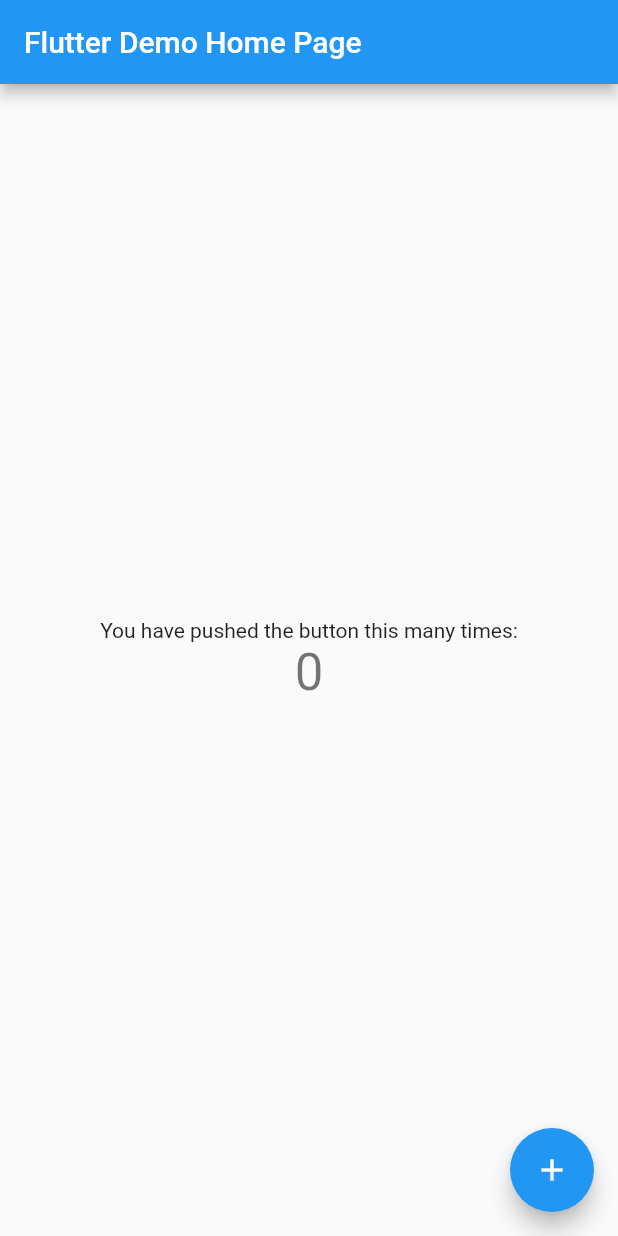
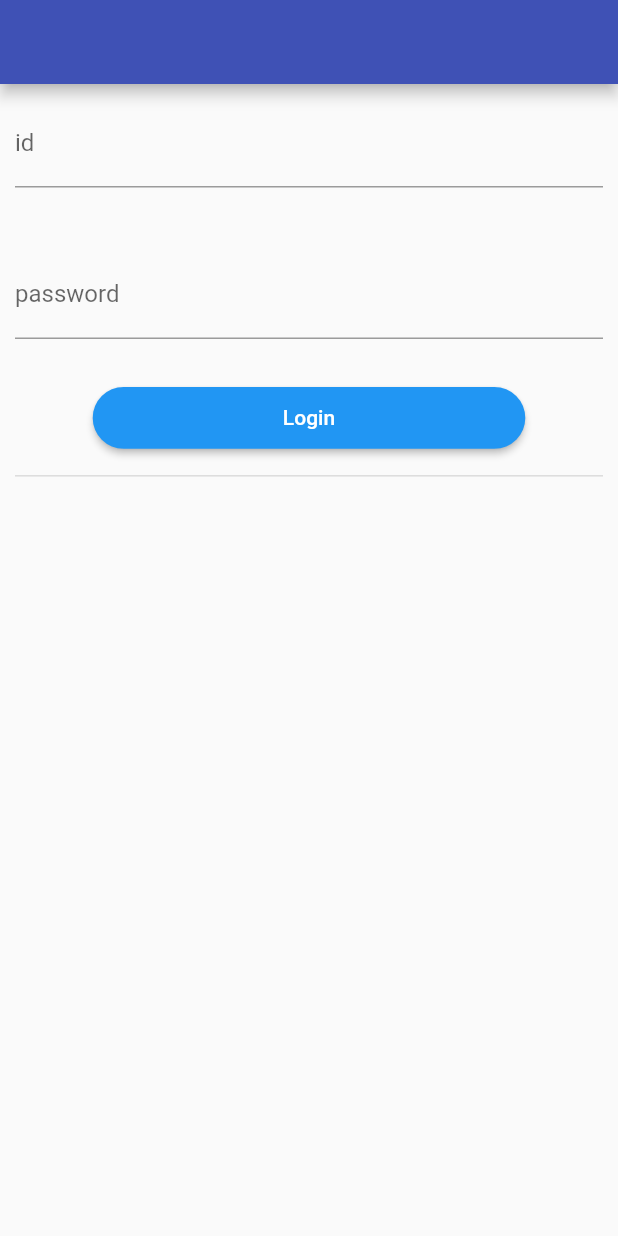
Before and after one commit to seon-gyung/flutter-njapp, a Flutter app: the screen it shows after launch, on a phone screen of 412 x 824 dp. Run offline on Flutter 3.47's test engine with Material 2 defaults, Android fonts, the phone set to English and light mode, and no system bars; our stand-ins replace cloud_firestore, firebase_auth, firebase_core, shared_preferences; accounts and stored records are empty.

Commit message:
파베에서 데이터 꺼내와서 뿌리기 직전

```diff
--- a/lib/main.dart
+++ b/lib/main.dart
@@ -1,115 +1,43 @@
+// main.dart
+
+import 'package:firebase_core/firebase_core.dart';
+import 'firebase_options.dart';
 import 'package:flutter/material.dart';
+import 'package:njapp/models/model_auth.dart';
+import 'package:njapp/screens/screen_index.dart';
+import 'package:njapp/screens/screen_login.dart';
+import 'package:njapp/screens/screen_splash.dart';
+import 'package:provider/provider.dart';
 
-void main() {
+import 'models/model_data_provider.dart';
+
+void main() async {
+  WidgetsFlutterBinding.ensureInitialized();
+  await Firebase.initializeApp(
+      options: DefaultFirebaseOptions.currentPlatform
+  );
   runApp(const MyApp());
 }
 
 class MyApp extends StatelessWidget {
   const MyApp({Key? key}) : super(key: key);
 
-  // This widget is the root of your application.
   @override
   Widget build(BuildContext context) {
-    return MaterialApp(
-      title: 'Flutter Demo',
-      theme: ThemeData(
-        // This is the theme of your application.
-        //
-        // Try running your application with "flutter run". You'll see the
-        // application has a blue toolbar. Then, without quitting the app, try
-        // changing the primarySwatch below to Colors.green and then invoke
-        // "hot reload" (press "r" in the console where you ran "flutter run",
-        // or simply save your changes to "hot reload" in a Flutter IDE).
-        // Notice that the counter didn't reset back to zero; the application
-        // is not restarted.
-        primarySwatch: Colors.blue,
+    return MultiProvider(
+      providers: [
+        ChangeNotifierProvider(create: (_) => FirebaseAuthProvider()),
+        ChangeNotifierProvider(create: (_) => DataProvider()),
+      ],
+      child: MaterialApp(
+        title: 'NJ',
+        routes: {
+          '/index': (context) => IndexScreen(),
+          '/login': (context) => LoginScreen(),
+          '/splash': (context) => SplashScreen(),
+        },
+        initialRoute: '/splash',
       ),
-      home: const MyHomePage(title: 'Flutter Demo Home Page'),
     );
   }
 }
-
-class MyHomePage extends StatefulWidget {
-  const MyHomePage({Key? key, required this.title}) : super(key: key);
-
-  // This widget is the home page of your application. It is stateful, meaning
-  // that it has a State object (defined below) that contains fields that affect
-  // how it looks.
-
-  // This class is the configuration for the state. It holds the values (in this
-  // case the title) provided by the parent (in this case the App widget) and
-  // used by the build method of the State. Fields in a Widget subclass are
-  // always marked "final".
-
-  final String title;
-
-  @override
-  State<MyHomePage> createState() => _MyHomePageState();
-}
-
-class _MyHomePageState extends State<MyHomePage> {
-  int _counter = 0;
-
-  void _incrementCounter() {
-    setState(() {
-      // This call to setState tells the Flutter framework that something has
-      // changed in this State, which causes it to rerun the build method below
-      // so that the display can reflect the updated values. If we changed
-      // _counter without calling setState(), then the build method would not be
-      // called again, and so nothing would appear to happen.
-      _counter++;
-    });
-  }
-
-  @override
-  Widget build(BuildContext context) {
-    // This method is rerun every time setState is called, for instance as done
-    // by the _incrementCounter method above.
-    //
-    // The Flutter framework has been optimized to make rerunning build methods
-    // fast, so that you can just rebuild anything that needs updating rather
-    // than having to individually change instances of widgets.
-    return Scaffold(
-      appBar: AppBar(
-        // Here we take the value from the MyHomePage object that was created by
-        // the App.build method, and use it to set our appbar title.
-        title: Text(widget.title),
-      ),
-      body: Center(
-        // Center is a layout widget. It takes a single child and positions it
-        // in the middle of the parent.
-        child: Column(
-          // Column is also a layout widget. It takes a list of children and
-          // arranges them vertically. By default, it sizes itself to fit its
-          // children horizontally, and tries to be as tall as its parent.
-          //
-          // Invoke "debug painting" (press "p" in the console, choose the
-          // "Toggle Debug Paint" action from the Flutter Inspector in Android
-          // Studio, or the "Toggle Debug Paint" command in Visual Studio Code)
-          // to see the wireframe for each widget.
-          //
-          // Column has various properties to control how it sizes itself and
-          // how it positions its children. Here we use mainAxisAlignment to
-          // center the children vertically; the main axis here is the vertical
-          // axis because Columns are vertical (the cross axis would be
-          // horizontal).
-          mainAxisAlignment: MainAxisAlignment.center,
-          children: <Widget>[
-            const Text(
-              'You have pushed the button this many times:',
-            ),
-            Text(
-              '$_counter',
-              style: Theme.of(context).textTheme.headline4,
-            ),
-          ],
-        ),
-      ),
-      floatingActionButton: FloatingActionButton(
-        onPressed: _incrementCounter,
-        tooltip: 'Increment',
-        child: const Icon(Icons.add),
-      ), // This trailing comma makes auto-formatting nicer for build methods.
-    );
-  }
-}
--- /dev/null
+++ b/lib/models/model_auth.dart
@@ -0,0 +1,42 @@
+// models/model_auth.dart
+import 'package:firebase_auth/firebase_auth.dart';
+import 'package:flutter/material.dart';
+import 'package:shared_preferences/shared_preferences.dart';
+
+enum AuthStatus {
+  loginSuccess,
+  loginFail
+}
+
+class FirebaseAuthProvider with ChangeNotifier {
+  FirebaseAuth authClient;
+  User? user;
+
+  FirebaseAuthProvider({auth}) : authClient = auth ?? FirebaseAuth.instance;
+
+  Future<AuthStatus> loginWithEmail(String id, String password) async {
+    try {
+      await authClient.signInWithEmailAndPassword(email: id, password: password).then(
+              (credential) async {
+            user = credential.user;
+            SharedPreferences prefs = await SharedPreferences.getInstance();
+            prefs.setBool('isLogin', true);
+            prefs.setString('id', id);
+            prefs.setString('password', password);
+          }
+      );
+      return AuthStatus.loginSuccess;
+    } catch (e) {
+      return AuthStatus.loginFail;
+    }
+  }
+
+  Future<void> logout() async {
+    SharedPreferences prefs = await SharedPreferences.getInstance();
+    prefs.setBool('isLogin', false);
+    prefs.setString('id', '');
+    prefs.setString('password', '');
+    user = null;
+    await authClient.signOut();
+  }
+}
--- /dev/null
+++ b/lib/models/model_data.dart
@@ -0,0 +1,45 @@
+// models/model_data.dart
+import 'package:cloud_firestore/cloud_firestore.dart';
+
+class Data {
+  late String id;
+  late String siteCode; // 해당 사이트
+  late String mtrNo; // 계기번호
+  late String mtrType; // 계기종류
+  late String mtrDt; // 계기시각
+  late String readDt; // 현재시각
+  late num currFCumActE; // 현재 누적 순방향 유효
+  late num currFPf; // 현재 순방향 평균역률
+  late num currDemand; // 현월 최대수요전력
+  late String currDemandDt; // 현월 최대수요전력 발생일시
+  late String regdt; // 등록일시
+
+  Data({
+    required this.id,
+    required this.siteCode,
+    required this.mtrNo,
+    required this.mtrType,
+    required this.mtrDt,
+    required this.readDt,
+    required this.currFCumActE,
+    required this.currFPf,
+    required this.currDemand,
+    required this.currDemandDt,
+    required this.regdt,
+  });
+
+  Data.fromSnapshot(DocumentSnapshot snapshot) {
+    Map<String, dynamic> data = snapshot.data() as Map<String, dynamic>;
+    id = snapshot.id;
+    siteCode = data['siteCode'];
+    mtrNo = data['mtrNo'];
+    mtrType = data['mtrType'];
+    mtrDt = data['mtrDt'];
+    readDt = data['readDt'];
+    currFCumActE = data['currFCumActE'];
+    currFPf = data['currFPf'];
+    currDemand = data['currDemand'];
+    currDemandDt = data['currDemandDt'];
+    regdt = data['regdt'];
+  }
+}
--- /dev/null
+++ b/lib/models/model_data_provider.dart
@@ -0,0 +1,23 @@
+// models/model_item_provider.dart
+import 'package:cloud_firestore/cloud_firestore.dart';
+import 'package:flutter/material.dart';
+import 'package:njapp/models/model_data.dart';
+import 'model_data.dart';
+
+class DataProvider with ChangeNotifier {
+  late CollectionReference itemsReference;
+  List<Data> datas = [];
+
+  DataProvider({reference}) {
+    itemsReference = reference ?? FirebaseFirestore.instance.collection('items');
+  }
+
+  Future<void> fetchItems() async {
+    datas = await itemsReference.get().then( (QuerySnapshot results) {
+      return results.docs.map( (DocumentSnapshot document) {
+        return Data.fromSnapshot(document);
+      }).toList();
+    });
+    notifyListeners();
+  }
+}
--- /dev/null
+++ b/lib/models/model_login.dart
@@ -0,0 +1,17 @@
+// model/model_login.dart
+import 'package:flutter/material.dart';
+
+class LoginModel extends ChangeNotifier {
+  String id = "";
+  String password = "";
+
+  void setEmail(String id) {
+    this.id = id;
+    notifyListeners();
+  }
+
+  void setPassword(String password) {
+    this.password = password;
+    notifyListeners();
+  }
+}
--- /dev/null
+++ b/lib/screens/screen_login.dart
@@ -0,0 +1,116 @@
+// screens/screen_login.dart
+
+import 'package:flutter/cupertino.dart';
+import 'package:flutter/material.dart';
+import 'package:provider/provider.dart';
+
+import '../models/model_auth.dart';
+import '../models/model_login.dart';
+
+class LoginScreen extends StatelessWidget {
+  @override
+  Widget build(BuildContext context) {
+    return ChangeNotifierProvider(
+        create: (_) => LoginModel(),
+        child: Scaffold(
+          appBar: AppBar(
+            backgroundColor: Colors.indigo,
+          ),
+          body: Column(
+            children: [
+              IdInput(),
+              PasswordInput(),
+              LoginButton(),
+              Padding(
+                padding: EdgeInsets.all(10),
+                child: Divider(
+                  thickness: 1,
+                ),
+              ),
+            ],
+          ),
+        ));
+  }
+}
+
+class IdInput extends StatelessWidget {
+  const IdInput({Key? key}) : super(key: key);
+
+  @override
+  Widget build(BuildContext context) {
+    final login = Provider.of<LoginModel>(context, listen: false);
+    return Container(
+      padding: EdgeInsets.all(10),
+      child: TextField(
+        onChanged: (id) {
+          login.setEmail(id);
+        },
+        keyboardType: TextInputType.emailAddress,
+        decoration: InputDecoration(
+          labelText: 'id',
+          helperText: '',
+        ),
+      ),
+    );
+  }
+}
+
+class PasswordInput extends StatelessWidget {
+  @override
+  Widget build(BuildContext context) {
+    final login = Provider.of<LoginModel>(context, listen: false);
+    return Container(
+      padding: EdgeInsets.all(10),
+      child: TextField(
+        onChanged: (password) {
+          login.setPassword(password);
+        },
+        obscureText: true,
+        decoration: InputDecoration(
+          labelText: 'password',
+          helperText: '',
+        ),
+      ),
+    );
+  }
+}
+
+class LoginButton extends StatelessWidget {
+  @override
+  Widget build(BuildContext context) {
+    final authClient =
+        Provider.of<FirebaseAuthProvider>(context, listen: false);
+    final login = Provider.of<LoginModel>(context, listen: false);
+
+    return Container(
+      width: MediaQuery.of(context).size.width * 0.7,
+      height: MediaQuery.of(context).size.height * 0.05,
+      child: ElevatedButton(
+        style: ElevatedButton.styleFrom(
+          shape: RoundedRectangleBorder(
+            borderRadius: BorderRadius.circular(30.0),
+          ),
+        ),
+        onPressed: () async {
+          await authClient
+              .loginWithEmail(login.id, login.password)
+              .then((loginStatus) {
+            if (loginStatus == AuthStatus.loginSuccess) {
+              ScaffoldMessenger.of(context)
+                ..hideCurrentSnackBar()
+                ..showSnackBar(SnackBar(
+                    content:
+                        Text('welcome! ' + authClient.user!.email! + ' ')));
+              Navigator.pushReplacementNamed(context, '/index');
+            } else {
+              ScaffoldMessenger.of(context)
+                ..hideCurrentSnackBar()
+                ..showSnackBar(SnackBar(content: Text('login fail')));
+            }
+          });
+        },
+        child: Text('Login'),
+      ),
+    );
+  }
+}
--- a/pubspec.yaml
+++ b/pubspec.yaml
@@ -34,6 +34,11 @@ dependencies:
   # The following adds the Cupertino Icons font to your application.
   # Use with the CupertinoIcons class for iOS style icons.
   cupertino_icons: ^1.0.2
+  shared_preferences: ^2.0.15
+  firebase_core: ^1.19.2
+  cloud_firestore: ^3.3.0
+  firebase_auth: ^3.4.2
+  provider: ^6.0.3
 
 dev_dependencies:
   flutter_test:
```
Also changed, not shown: lib/screens/screen_index.dart (added, +51 -0 lines), lib/screens/screen_splash.dart (added, +48 -0 lines), lib/tabs/tab_home.dart (added, +30 -0 lines), lib/tabs/tab_profile.dart (added, +39 -0 lines), lib/tabs/tab_setting.dart (added, +13 -0 lines), lib/firebase_options.dart (added), pubspec.lock, 5 other files.
